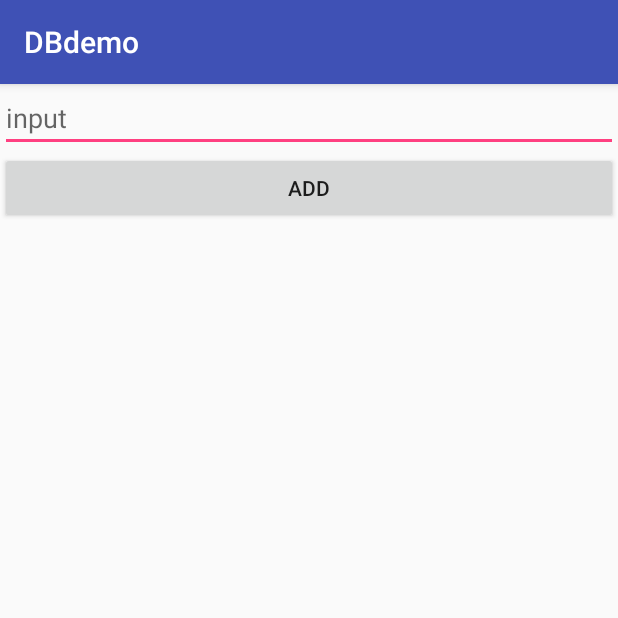
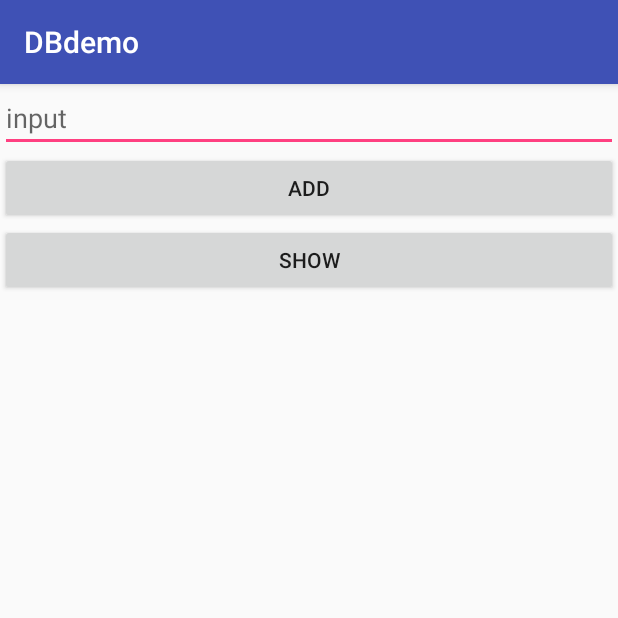
Before and after one commit to beefNB/DBdemo, an Android app: the screen it shows after launch (MainActivity), on a phone screen of 412 x 824 dp, the top half of it. Run offline under Robolectric (Android 15) with nearby library versions, the phone set to English and light mode, and no system bars.

Commit message:
现实数据

```diff
--- a/app/build.gradle
+++ b/app/build.gradle
@@ -25,4 +25,8 @@ dependencies {
     testImplementation 'junit:junit:4.12'
     androidTestImplementation 'com.android.support.test:runner:1.0.1'
     androidTestImplementation 'com.android.support.test.espresso:espresso-core:3.0.1'
+
+
+    implementation 'com.android.support:recyclerview-v7:26.1.0'
+
 }
--- a/app/src/main/java/com/beefnb/dbdemo/MainActivity.java
+++ b/app/src/main/java/com/beefnb/dbdemo/MainActivity.java
@@ -2,10 +2,11 @@ package com.beefnb.dbdemo;
 
 import android.os.Bundle;
 import android.support.v7.app.AppCompatActivity;
+import android.support.v7.widget.LinearLayoutManager;
+import android.support.v7.widget.RecyclerView;
 import android.view.View;
 import android.widget.Button;
 import android.widget.EditText;
-import android.widget.ListView;
 
 import com.beefnb.dbdemo.db.bean.NoteBean;
 import com.beefnb.dbdemo.db.dao.NoteDao;
@@ -22,32 +23,55 @@ public class MainActivity extends AppCompatActivity implements View.OnClickListe
     private static final DateFormat df = DateFormat.getDateTimeInstance(DateFormat.MEDIUM, DateFormat.MEDIUM);
 
     private EditText edtv;
-    private ListView lv;
-    private Button btn;
+    private RecyclerView lv;
+    private Button btnAdd,btnShow;
 
     private NoteDao dao = null;
+
+    private NoteAdapter adapter = null;
 
     @Override
     protected void onCreate(Bundle savedInstanceState) {
         super.onCreate(savedInstanceState);
         setContentView(R.layout.activity_main);
+
         edtv = findViewById(R.id.edTv);
+
+        btnAdd = findViewById(R.id.btnAdd);
+        btnAdd.setOnClickListener(this);
+        btnShow = findViewById(R.id.btnShow);
+        btnShow.setOnClickListener(this);
+
+        dao = new NoteImpl();
+
+        LinearLayoutManager manager = new LinearLayoutManager(this);
+        manager.setOrientation(LinearLayoutManager.VERTICAL);
         lv = findViewById(R.id.lv);
-        btn = findViewById(R.id.btnAdd);
-        btn.setOnClickListener(this);
-        dao = new NoteImpl();
+        adapter = new NoteAdapter();
+        lv.setAdapter(adapter);
+        lv.setLayoutManager(manager);
     }
 
 
     @Override
     public void onClick(View v) {
-        String text = edtv.getText().toString();
-        if (!text.isEmpty()){
-            dao.insert(new NoteBean(UUID.randomUUID().toString(),text,df.format(new Date())));
-            edtv.setText("");
+        switch (v.getId()){
+            case R.id.btnAdd:
+                String text = edtv.getText().toString();
+                if (!text.isEmpty()){
+                    dao.insert(new NoteBean(UUID.randomUUID().toString(),text,df.format(new Date())));
+                    edtv.setText("");
+                }
+                break;
+            case R.id.btnShow:
+                adapter.update(dao.query());
+                break;
+            default:
+                break;
         }
     }
 
 
 
+
 }
--- /dev/null
+++ b/app/src/main/java/com/beefnb/dbdemo/NoteAdapter.java
@@ -0,0 +1,61 @@
+package com.beefnb.dbdemo;
+
+
+import android.support.v7.widget.RecyclerView;
+import android.view.LayoutInflater;
+import android.view.View;
+import android.view.ViewGroup;
+import android.widget.TextView;
+
+import com.beefnb.dbdemo.db.bean.NoteBean;
+
+import java.util.ArrayList;
+import java.util.List;
+
+public class NoteAdapter extends RecyclerView.Adapter<NoteAdapter.NoteViewHolder>{
+
+
+    private List<NoteBean>list = new ArrayList<>();
+
+    public void update(List<NoteBean> list){
+        this.list = list;
+        this.notifyDataSetChanged();
+    }
+
+    public NoteAdapter() {}
+
+    @Override
+    public NoteAdapter.NoteViewHolder onCreateViewHolder(ViewGroup parent, int viewType) {
+        View view = LayoutInflater.from(parent.getContext()).inflate(R.layout.item_note, parent, false);
+        return new NoteViewHolder(view);
+    }
+
+    @Override
+    public void onBindViewHolder(NoteAdapter.NoteViewHolder holder, int position) {
+        holder.setItem(list.get(position));
+    }
+
+    @Override
+    public int getItemCount() {
+        return list.size();
+    }
+
+
+    class NoteViewHolder extends RecyclerView.ViewHolder{
+
+        private TextView content,time;
+
+        public NoteViewHolder(View itemView) {
+            super(itemView);
+            content = itemView.findViewById(R.id.content);
+            time = itemView.findViewById(R.id.time);
+        }
+
+        public void setItem(NoteBean bean){
+            time.setText(bean.getTime());
+            content.setText(bean.getContent());
+        }
+
+    }
+
+}
--- a/app/src/main/res/layout/activity_main.xml
+++ b/app/src/main/res/layout/activity_main.xml
@@ -20,9 +20,17 @@
         android:layout_height="wrap_content"
         />
 
-    <ListView
+    <Button
+        android:id="@+id/btnShow"
+        android:text="show"
+        android:layout_below="@id/btnAdd"
+        android:layout_width="match_parent"
+        android:layout_height="wrap_content"
+        />
+
+    <android.support.v7.widget.RecyclerView
         android:id="@+id/lv"
-        android:layout_below="@id/btnAdd"
+        android:layout_below="@id/btnShow"
         android:layout_width="match_parent"
         android:layout_height="match_parent"/>
 
```
Also changed, not shown: app/src/main/java/com/beefnb/dbdemo/db/impl/NoteImpl.java (+0 -56 lines), app/src/main/res/layout/item_note.xml (added, +17 -0 lines).
